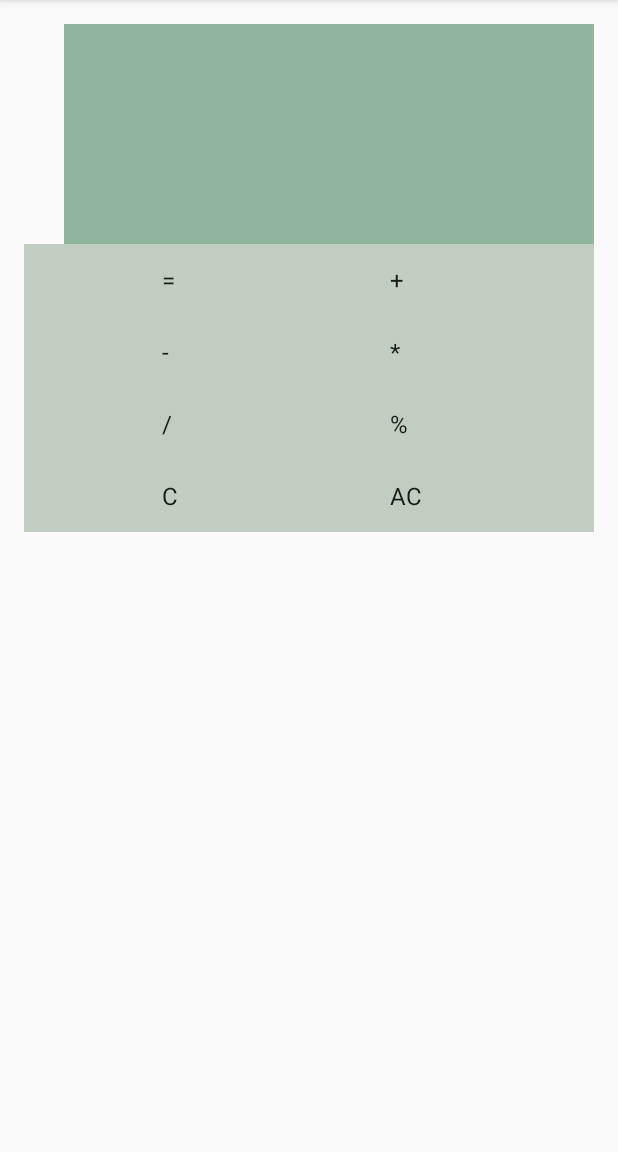
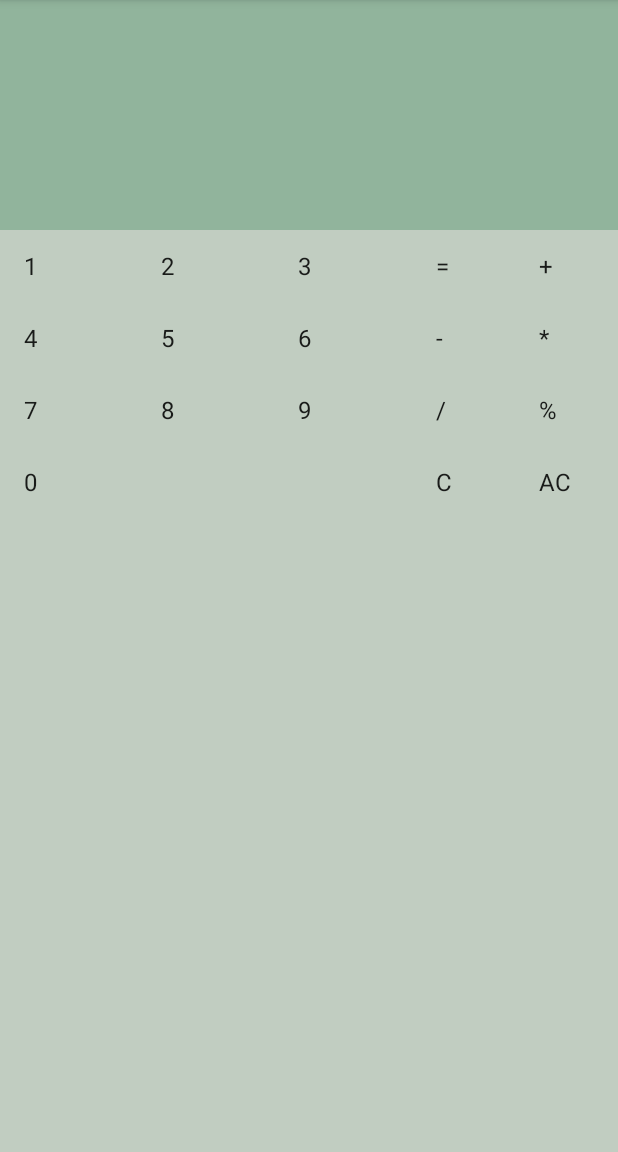
Before and after one commit to zoedai/MiniCalculator, an Android app: the screen it shows after launch (MainActivity), on a phone screen of 412 x 824 dp, the part 84-1236 px from its top. Run offline under Robolectric (Android 15) with nearby library versions, the phone set to English and light mode, and no system bars.

Commit message:
rearrange layout

```diff
--- a/app/src/main/java/com/example/dai/minicalculator/MainActivity.java
+++ b/app/src/main/java/com/example/dai/minicalculator/MainActivity.java
@@ -29,8 +29,9 @@ public class MainActivity extends AppCompatActivity {
 
 
 
-        ArrayAdapter<String> numAdapter = new ArrayAdapter<String>(this,
+        ArrayAdapter<String> numAdapter = new ArrayAdapter<>(this,
                 android.R.layout.simple_list_item_1, btn_num);
+
 
         GridView btnGrid = (GridView) findViewById(R.id.btn_num);
         btnGrid.setNumColumns(3);
@@ -43,7 +44,7 @@ public class MainActivity extends AppCompatActivity {
             }
         });
 
-        ArrayAdapter<String> opAdapter = new ArrayAdapter<String>(this,
+        ArrayAdapter<String> opAdapter = new ArrayAdapter<>(this,
                 android.R.layout.simple_list_item_1, btn_op);
         GridView opGrid = (GridView) findViewById(R.id.btn_op);
         opGrid.setNumColumns(2);
--- a/app/src/main/res/layout/activity_main.xml
+++ b/app/src/main/res/layout/activity_main.xml
@@ -6,36 +6,41 @@
     android:paddingTop="@dimen/activity_vertical_margin"
     android:orientation="vertical"
     android:paddingBottom="@dimen/activity_vertical_margin" tools:context=".MainActivity"
-    android:weightSum="1">
+    android:weightSum="1"
+    android:padding="0dp">
 
     <TextView
-        android:layout_width="353dp"
+        android:layout_width="match_parent"
         android:layout_height="0dp"
         android:layout_weight="0.2"
-        android:textSize = "20dp"
+        android:textSize = "40dp"
         android:background="#91B49C"
         android:layout_gravity="right"
         android:textColor="#2F4F2F"
         android:text="@string/screen"
-        android:id="@+id/lcd"/>
+        android:id="@+id/lcd"
+        android:phoneNumber="false"
+        android:textAlignment="textEnd"
+        android:typeface="monospace" />
 
     <LinearLayout
         android:layout_width="wrap_content"
         android:layout_weight="0.8"
         android:layout_height="0dp"
-        android:weightSum="5">
+        android:orientation="horizontal"
+        android:weightSum="6">
         <GridView
             android:layout_width="0dp"
-            android:layout_height="wrap_content"
-            android:layout_weight="4"
+            android:layout_height="match_parent"
+            android:layout_weight="2"
             android:id="@+id/btn_num"
             android:background="#C1CDC1">
 
         </GridView>
         <GridView
             android:layout_width="0dp"
-            android:layout_height="wrap_content"
-            android:layout_weight="1"
+            android:layout_height="match_parent"
+            android:layout_weight="4"
             android:id="@+id/btn_op"
             android:background="#C1CDC1">
 
```
